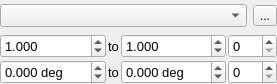
Qt form UIs/nInterferometry1.ui (NeutrinoToolkit/Neutrino) before a commit.
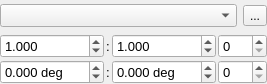
The same form after that commit. Icons and pictures are not drawn.

Patch:
```diff
--- a/UIs/nInterferometry1.ui
+++ b/UIs/nInterferometry1.ui
@@ -6,7 +6,7 @@
    <rect>
     <x>0</x>
     <y>0</y>
-    <width>277</width>
+    <width>249</width>
     <height>84</height>
    </rect>
   </property>
@@ -55,7 +55,7 @@
       </font>
      </property>
      <property name="text">
-      <string>to</string>
+      <string>:</string>
      </property>
      <property name="alignment">
       <set>Qt::AlignCenter</set>
@@ -142,7 +142,7 @@
       </font>
      </property>
      <property name="text">
-      <string>to</string>
+      <string>:</string>
      </property>
      <property name="alignment">
       <set>Qt::AlignCenter</set>
```
